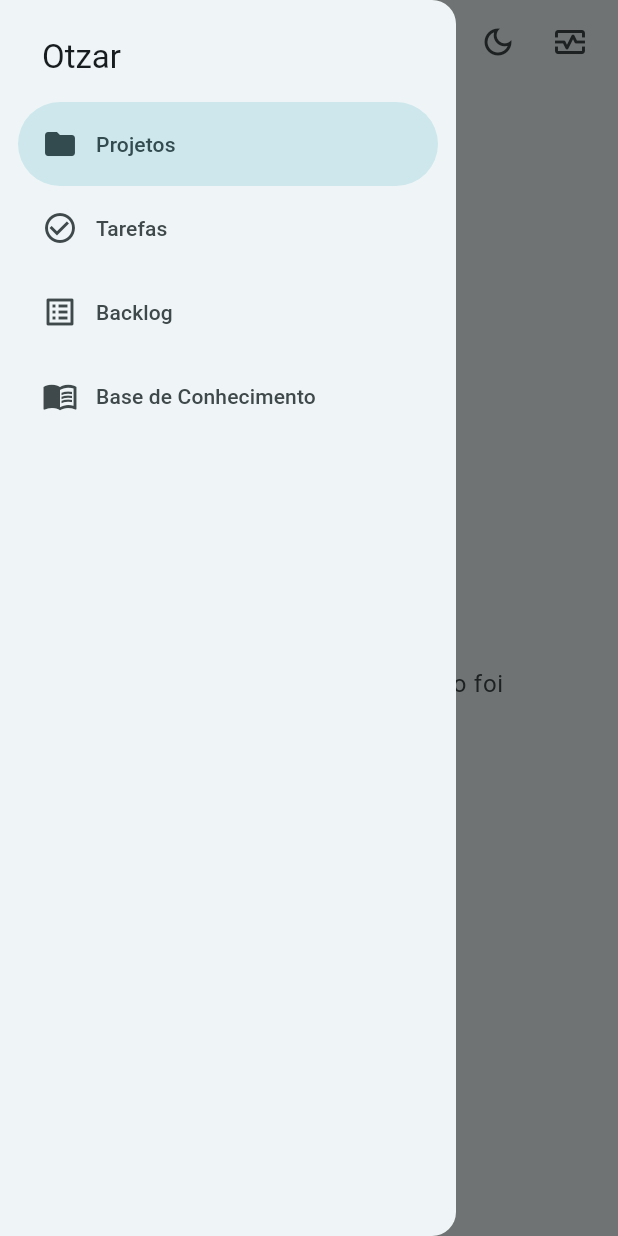
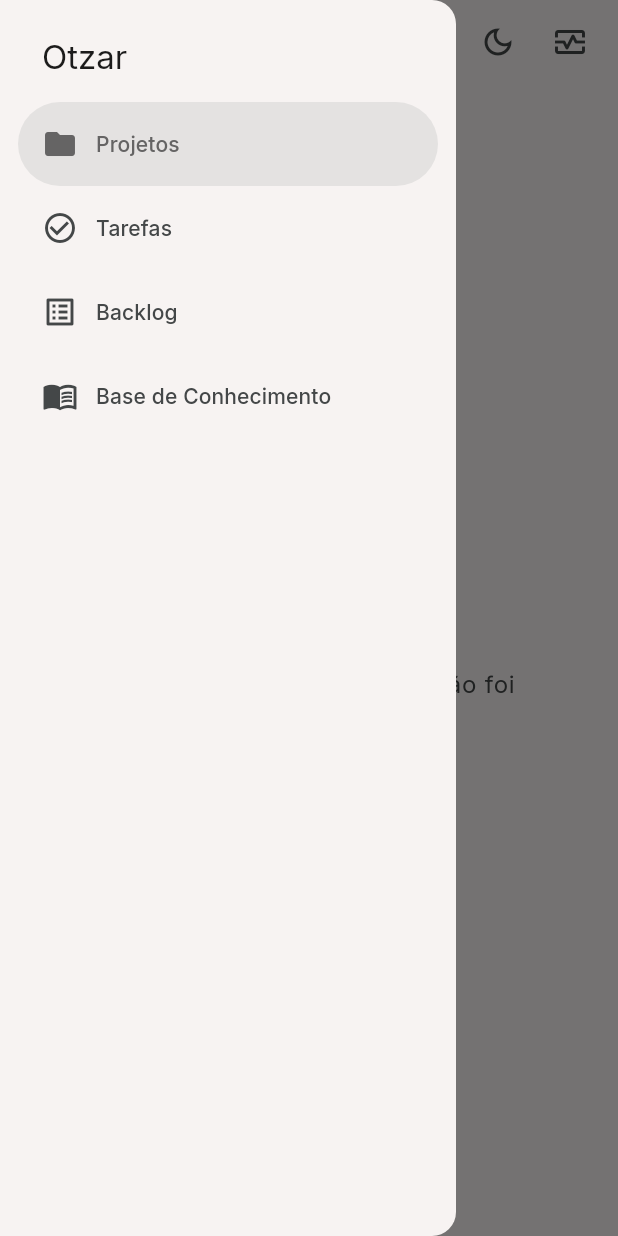
Before and after one commit to DanielSameque/Otzar, a Flutter app: the screen it shows after launch, with the side drawer open, on a phone screen of 412 x 824 dp. Run offline on Flutter 3.47's test engine with Material 3 defaults, Android fonts, the phone set to English and light mode, and no system bars; our stand-ins replace flutter_riverpod, freezed_annotation, go_router, google_fonts, shared_preferences.

Commit message:
Atualiza o frontend do Otzar com novas dependências e melhorias na tipografia. Adiciona suporte ao Google Fonts e implementa a criação de temas de texto personalizados. Atualiza a configuração de cores e temas, além de incluir novos pacotes no pubspec.lock.

```diff
--- a/frontend/lib/app/app.dart
+++ b/frontend/lib/app/app.dart
@@ -2,6 +2,7 @@ import 'package:flutter/material.dart';
 import 'package:flutter_riverpod/flutter_riverpod.dart';
 
 import 'router/app_router.dart';
+import 'theme/app_text_theme.dart';
 import 'theme/app_theme.dart';
 import 'theme/theme_mode_notifier.dart';
 
@@ -10,11 +11,13 @@ class OtzarApp extends ConsumerWidget {
 
   @override
   Widget build(BuildContext context, WidgetRef ref) {
+    final textTheme = createTextTheme(context, 'Inter', 'Inter');
+
     return MaterialApp.router(
       title: 'Otzar',
       debugShowCheckedModeBanner: false,
-      theme: AppTheme.light,
-      darkTheme: AppTheme.dark,
+      theme: AppTheme.light(textTheme),
+      darkTheme: AppTheme.dark(textTheme),
       themeMode: ref.watch(themeModeProvider),
       routerConfig: ref.watch(appRouterProvider),
     );
--- a/frontend/lib/app/theme/app_colors.dart
+++ b/frontend/lib/app/theme/app_colors.dart
@@ -1,17 +1,114 @@
 import 'package:flutter/material.dart';
 
-/// Cores base da identidade visual do Otzar.
+/// Esquemas de cores do Otzar exportados do Material Theme Builder.
 ///
-/// Todo o restante da paleta é derivado destas cores pelo algoritmo do
-/// Material 3. Para trocar a identidade visual, altere [seed] ou substitua os
-/// esquemas por uma paleta exportada do Material Theme Builder.
+/// Para trocar a identidade visual, substitua [lightScheme] e [darkScheme]
+/// por uma nova paleta exportada. As Features nunca escrevem cores diretamente:
+/// obtêm tudo de `Theme.of(context)`.
 abstract final class AppColors {
-  static const Color seed = Color.fromARGB(255, 247, 247, 247);
+  static ColorScheme lightScheme() {
+    return const ColorScheme(
+      brightness: Brightness.light,
+      primary: Color(0xff5b5c5c),
+      surfaceTint: Color(0xff5e5e5e),
+      onPrimary: Color(0xffffffff),
+      primaryContainer: Color(0xff747474),
+      onPrimaryContainer: Color(0xfffefcfc),
+      secondary: Color(0xff5f5e5e),
+      onSecondary: Color(0xffffffff),
+      secondaryContainer: Color(0xffe4e2e1),
+      onSecondaryContainer: Color(0xff656464),
+      tertiary: Color(0xff5e5b5d),
+      onTertiary: Color(0xffffffff),
+      tertiaryContainer: Color(0xff777375),
+      onTertiaryContainer: Color(0xfffffbff),
+      error: Color(0xffba1a1a),
+      onError: Color(0xffffffff),
+      errorContainer: Color(0xffffdad6),
+      onErrorContainer: Color(0xff93000a),
+      surface: Color(0xfffcf8f8),
+      onSurface: Color(0xff1c1b1b),
+      onSurfaceVariant: Color(0xff444748),
+      outline: Color(0xff747878),
+      outlineVariant: Color(0xffc4c7c7),
+      shadow: Color(0xff000000),
+      scrim: Color(0xff000000),
+      inverseSurface: Color(0xff313030),
+      inversePrimary: Color(0xffc7c6c6),
+      primaryFixed: Color(0xffe3e2e2),
+      onPrimaryFixed: Color(0xff1b1c1c),
+      primaryFixedDim: Color(0xffc7c6c6),
+      onPrimaryFixedVariant: Color(0xff464747),
+      secondaryFixed: Color(0xffe4e2e1),
+      onSecondaryFixed: Color(0xff1b1c1c),
+      secondaryFixedDim: Color(0xffc8c6c5),
+      onSecondaryFixedVariant: Color(0xff474746),
+      tertiaryFixed: Color(0xffe7e1e3),
+      onTertiaryFixed: Color(0xff1d1b1d),
+      tertiaryFixedDim: Color(0xffcac5c7),
+      onTertiaryFixedVariant: Color(0xff494648),
+      surfaceDim: Color(0xffddd9d8),
+      surfaceBright: Color(0xfffcf8f8),
+      surfaceContainerLowest: Color(0xffffffff),
+      surfaceContainerLow: Color(0xfff7f3f2),
+      surfaceContainer: Color(0xfff1edec),
+      surfaceContainerHigh: Color(0xffebe7e7),
+      surfaceContainerHighest: Color(0xffe5e2e1),
+    );
+  }
 
-  static final ColorScheme light = ColorScheme.fromSeed(seedColor: seed);
+  static ColorScheme darkScheme() {
+    return const ColorScheme(
+      brightness: Brightness.dark,
+      primary: Color(0xffc7c6c6),
+      surfaceTint: Color(0xffc7c6c6),
+      onPrimary: Color(0xff303031),
+      primaryContainer: Color(0xff919190),
+      onPrimaryContainer: Color(0xff161718),
+      secondary: Color(0xffc8c6c5),
+      onSecondary: Color(0xff303030),
+      secondaryContainer: Color(0xff474746),
+      onSecondaryContainer: Color(0xffb7b5b4),
+      tertiary: Color(0xffcac5c7),
+      onTertiary: Color(0xff323031),
+      tertiaryContainer: Color(0xff948f91),
+      onTertiaryContainer: Color(0xff181718),
+      error: Color(0xffffb4ab),
+      onError: Color(0xff690005),
+      errorContainer: Color(0xff93000a),
+      onErrorContainer: Color(0xffffdad6),
+      surface: Color(0xff141313),
+      onSurface: Color(0xffe5e2e1),
+      onSurfaceVariant: Color(0xffc4c7c7),
+      outline: Color(0xff8e9192),
+      outlineVariant: Color(0xff444748),
+      shadow: Color(0xff000000),
+      scrim: Color(0xff000000),
+      inverseSurface: Color(0xffe5e2e1),
+      inversePrimary: Color(0xff5e5e5e),
+      primaryFixed: Color(0xffe3e2e2),
+      onPrimaryFixed: Color(0xff1b1c1c),
+      primaryFixedDim: Color(0xffc7c6c6),
+      onPrimaryFixedVariant: Color(0xff464747),
+      secondaryFixed: Color(0xffe4e2e1),
+      onSecondaryFixed: Color(0xff1b1c1c),
+      secondaryFixedDim: Color(0xffc8c6c5),
+      onSecondaryFixedVariant: Color(0xff474746),
+      tertiaryFixed: Color(0xffe7e1e3),
+      onTertiaryFixed: Color(0xff1d1b1d),
+      tertiaryFixedDim: Color(0xffcac5c7),
+      onTertiaryFixedVariant: Color(0xff494648),
+      surfaceDim: Color(0xff141313),
+      surfaceBright: Color(0xff3a3939),
+      surfaceContainerLowest: Color(0xff0e0e0e),
+      surfaceContainerLow: Color(0xff1c1b1b),
+      surfaceContainer: Color(0xff201f1f),
+      surfaceContainerHigh: Color(0xff2a2a2a),
+      surfaceContainerHighest: Color(0xff353434),
+    );
+  }
 
-  static final ColorScheme dark = ColorScheme.fromSeed(
-    seedColor: seed,
-    brightness: Brightness.dark,
-  );
+  static ColorScheme get light => lightScheme();
+
+  static ColorScheme get dark => darkScheme();
 }
--- /dev/null
+++ b/frontend/lib/app/theme/app_text_theme.dart
@@ -0,0 +1,25 @@
+import 'package:flutter/material.dart';
+import 'package:google_fonts/google_fonts.dart';
+
+/// Monta a tipografia do Otzar com fontes do Google Fonts.
+///
+/// [bodyFont] é aplicada aos estilos de corpo e rótulo; [displayFont] aos
+/// demais estilos de exibição.
+TextTheme createTextTheme(
+  BuildContext context,
+  String bodyFont,
+  String displayFont,
+) {
+  final baseTextTheme = Theme.of(context).textTheme;
+  final bodyTextTheme = GoogleFonts.getTextTheme(bodyFont, baseTextTheme);
+  final displayTextTheme = GoogleFonts.getTextTheme(displayFont, baseTextTheme);
+
+  return displayTextTheme.copyWith(
+    bodyLarge: bodyTextTheme.bodyLarge,
+    bodyMedium: bodyTextTheme.bodyMedium,
+    bodySmall: bodyTextTheme.bodySmall,
+    labelLarge: bodyTextTheme.labelLarge,
+    labelMedium: bodyTextTheme.labelMedium,
+    labelSmall: bodyTextTheme.labelSmall,
+  );
+}
--- a/frontend/lib/app/theme/app_theme.dart
+++ b/frontend/lib/app/theme/app_theme.dart
@@ -7,13 +7,23 @@ import 'app_colors.dart';
 /// As telas devem obter cores e tipografia a partir de `Theme.of(context)`.
 /// Nenhuma cor deve ser escrita diretamente nas features.
 abstract final class AppTheme {
-  static final ThemeData light = _themeFor(AppColors.light);
+  static ThemeData light(TextTheme textTheme) =>
+      _themeFor(AppColors.light, textTheme);
 
-  static final ThemeData dark = _themeFor(AppColors.dark);
+  static ThemeData dark(TextTheme textTheme) =>
+      _themeFor(AppColors.dark, textTheme);
 
-  static ThemeData _themeFor(ColorScheme colorScheme) {
+  static ThemeData _themeFor(ColorScheme colorScheme, TextTheme textTheme) {
     return ThemeData(
+      useMaterial3: true,
+      brightness: colorScheme.brightness,
       colorScheme: colorScheme,
+      textTheme: textTheme.apply(
+        bodyColor: colorScheme.onSurface,
+        displayColor: colorScheme.onSurface,
+      ),
+      scaffoldBackgroundColor: colorScheme.surface,
+      canvasColor: colorScheme.surface,
       // O Otzar prioriza desktop e web, onde a densidade adaptativa aproveita
       // melhor o espaço disponível.
       visualDensity: VisualDensity.adaptivePlatformDensity,
--- a/frontend/pubspec.yaml
+++ b/frontend/pubspec.yaml
@@ -43,6 +43,7 @@ dependencies:
   shared_preferences: ^2.5.5
 
   # Interface
+  google_fonts: ^6.3.2
   shimmer: ^4.0.0
 
   # Anotações dos Models (os geradores ficam em dev_dependencies)
```
Also changed, not shown: frontend/pubspec.lock, 4 other files.
